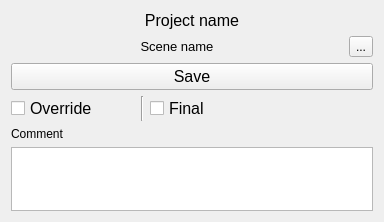
GeterosisStudio/GeterosisStudioProjectManager, file GSMaya/GUI/WIdgets/BaseScene/BaseSceneWidget.ui: the form before one commit.
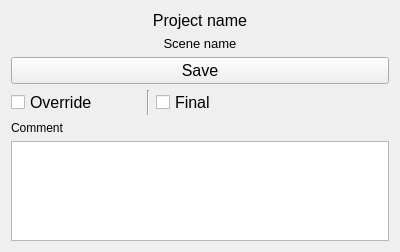
The form after the commit.

Commit message: Generate main maya window from scene type

The edit to the form file:
```diff
--- a/GSMaya/GUI/WIdgets/BaseScene/BaseSceneWidget.ui
+++ b/GSMaya/GUI/WIdgets/BaseScene/BaseSceneWidget.ui
@@ -6,16 +6,28 @@
    <rect>
     <x>0</x>
     <y>0</y>
-    <width>384</width>
-    <height>222</height>
+    <width>400</width>
+    <height>234</height>
    </rect>
   </property>
+  <property name="maximumSize">
+   <size>
+    <width>16777215</width>
+    <height>300</height>
+   </size>
+  </property>
   <property name="windowTitle">
    <string>Form</string>
   </property>
   <layout class="QVBoxLayout" name="verticalLayout_2">
+   <property name="sizeConstraint">
+    <enum>QLayout::SetMinimumSize</enum>
+   </property>
    <item>
     <layout class="QVBoxLayout" name="verticalLayout">
+     <property name="sizeConstraint">
+      <enum>QLayout::SetMinimumSize</enum>
+     </property>
      <item>
       <widget class="QLabel" name="label_3">
        <property name="font">
@@ -54,13 +66,6 @@
          </property>
         </widget>
        </item>
-       <item>
-        <widget class="QToolButton" name="toolButton">
-         <property name="text">
-          <string>...</string>
-         </property>
-        </widget>
-       </item>
       </layout>
      </item>
      <item>
@@ -206,8 +211,14 @@
       <widget class="QPlainTextEdit" name="plainTextEdit">
        <property name="minimumSize">
         <size>
-         <width>0</width>
-         <height>16</height>
+         <width>60</width>
+         <height>100</height>
+        </size>
+       </property>
+       <property name="maximumSize">
+        <size>
+         <width>10000000</width>
+         <height>150</height>
         </size>
        </property>
        <property name="baseSize">
```
The commit also changes 12 other files.
